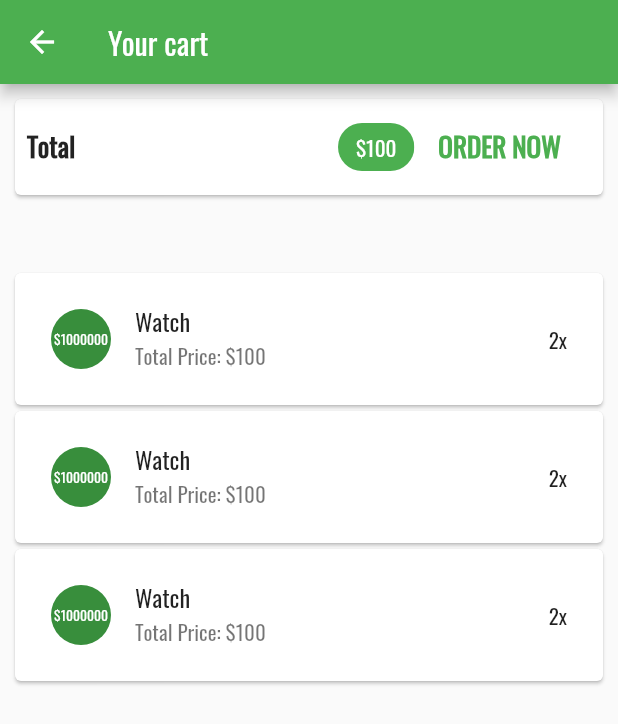
After one commit to Pekka123/E-pasal, a Flutter app: the CartScreen screen opened by its route, on a phone screen of 412 x 824 dp. The commit adds this screen. Shown: the top 724 px of the screen. Run offline on Flutter 3.47's test engine with Material 2 defaults, Android fonts, the phone set to English and light mode, and no system bars; our stand-ins replace cached_network_image; network calls fail.

Commit message:
Created Cart Item And Cart Screen,Dissmissible Widget

```diff
--- /dev/null
+++ b/lib/screens/cart_screen.dart
@@ -0,0 +1,61 @@
+import 'package:epasal/provider/cart_provider.dart' show Cart;
+import 'package:epasal/widgets/cart_item.dart';
+import 'package:flutter/material.dart';
+import 'package:provider/provider.dart';
+
+class CartScreen extends StatelessWidget {
+  static const String routeId = "/cart_screen";
+  @override
+  Widget build(BuildContext context) {
+    final cart = Provider.of<Cart>(context).items;
+    return Scaffold(
+      appBar: AppBar(
+        title: Text("Your cart"),
+      ),
+      body: Column(
+        children: <Widget>[
+          Card(
+            margin: EdgeInsets.all(10),
+            child: Padding(
+              padding: EdgeInsets.all(8),
+              child: Row(
+                mainAxisAlignment: MainAxisAlignment.spaceBetween,
+                children: <Widget>[
+                  Text(
+                    "Total",
+                    style: TextStyle(fontSize: 18, fontWeight: FontWeight.bold),
+                  ),
+                  Spacer(),
+                  Chip(
+                    label: Text(
+                      "\$100",
+                      style: TextStyle(color: Colors.white),
+                    ),
+                    backgroundColor: Theme.of(context).primaryColor,
+                  ),
+                  FlatButton(
+                    child: Text(
+                      "ORDER NOW ",
+                      style: TextStyle(
+                          fontWeight: FontWeight.bold,
+                          fontSize: 18,
+                          color: Theme.of(context).primaryColor),
+                    ),
+                    onPressed: () {},
+                  )
+                ],
+              ),
+            ),
+          ),
+          SizedBox(
+            height: 40,
+          ),
+          Expanded(
+            child: ListView.builder(
+                itemCount: 3, itemBuilder: (context, i) => CartItem()),
+          )
+        ],
+      ),
+    );
+  }
+}
--- a/lib/screens/product_overview_screen.dart
+++ b/lib/screens/product_overview_screen.dart
@@ -1,5 +1,7 @@
 import 'file:///C:/Users/him/AndroidStudioProjects/epasal/lib/provider/product.dart';
+import 'package:epasal/provider/cart_provider.dart';
 import 'package:epasal/provider/products_provider.dart';
+import 'package:epasal/screens/cart_screen.dart';
 import 'package:epasal/widgets/badge.dart';
 import 'package:epasal/widgets/product_grid.dart';
 import 'package:epasal/widgets/product_item.dart';
@@ -47,13 +49,19 @@ class _ProductOverViewScreenState extends State<ProductOverViewScreen> {
               )
             ],
           ),
-          Badge(
-            value: "0",
-            child: IconButton(
-              icon: Icon(Icons.shopping_cart),
-              onPressed: () {},
-            ),
-          )
+          Consumer<Cart>(
+              child: IconButton(
+                icon: Icon(Icons.shopping_cart),
+                onPressed: () {
+                  Navigator.pushNamed(context, CartScreen.routeId);
+                },
+              ),
+              builder: (_, cart, child) {
+                return Badge(
+                  child: child,
+                  value: cart.itemCount.toString(),
+                );
+              })
         ],
       ),
       body: ProductGrid(_showFavourites),
--- /dev/null
+++ b/lib/widgets/cart_item.dart
@@ -0,0 +1,38 @@
+import 'package:flutter/material.dart';
+
+class CartItem extends StatelessWidget {
+  @override
+  Widget build(BuildContext context) {
+    return Dismissible(
+      key: ValueKey(DateTime.now()),
+      direction: DismissDirection.endToStart,
+      background: Container(
+        color: Colors.red,
+        child: Icon(
+          Icons.delete,
+          color: Colors.white,
+        ),
+        alignment: Alignment.centerRight,
+        margin: EdgeInsets.symmetric(horizontal: 10, vertical: 2),
+        padding: EdgeInsets.only(right: 20),
+      ),
+      child: Card(
+        margin: EdgeInsets.symmetric(horizontal: 10, vertical: 2),
+        child: Padding(
+          padding: EdgeInsets.all(8),
+          child: ListTile(
+            leading: CircleAvatar(
+              child: Padding(
+                padding: const EdgeInsets.all(2.0),
+                child: FittedBox(child: Text("\$1000000")),
+              ),
+            ),
+            title: Text("Watch"),
+            subtitle: Text("Total Price: \$100"),
+            trailing: Text("2x"),
+          ),
+        ),
+      ),
+    );
+  }
+}
--- a/lib/widgets/product_item.dart
+++ b/lib/widgets/product_item.dart
@@ -1,4 +1,5 @@
 import 'package:cached_network_image/cached_network_image.dart';
+import 'package:epasal/provider/cart_provider.dart';
 import 'package:epasal/provider/product.dart';
 import 'package:epasal/screens/product_details_screen.dart';
 import 'package:flutter/material.dart';
@@ -8,6 +9,7 @@ class ProductItem extends StatelessWidget {
   @override
   Widget build(BuildContext context) {
     final product = Provider.of<Product>(context, listen: false);
+    final cart = Provider.of<Cart>(context, listen: false);
     print("Build Created");
     return ClipRRect(
       borderRadius: BorderRadius.circular(10.0),
@@ -43,7 +45,9 @@ class ProductItem extends StatelessWidget {
             ),
             trailing: IconButton(
               icon: Icon(Icons.shopping_cart),
-              onPressed: () {},
+              onPressed: () {
+                cart.addToCart(product.id, product.title, product.price);
+              },
               color: Theme.of(context).accentColor,
             ),
           )),
```
Also changed, not shown: lib/main.dart (+14 -2 lines), lib/provider/cart_provider.dart (+30 -0 lines).
